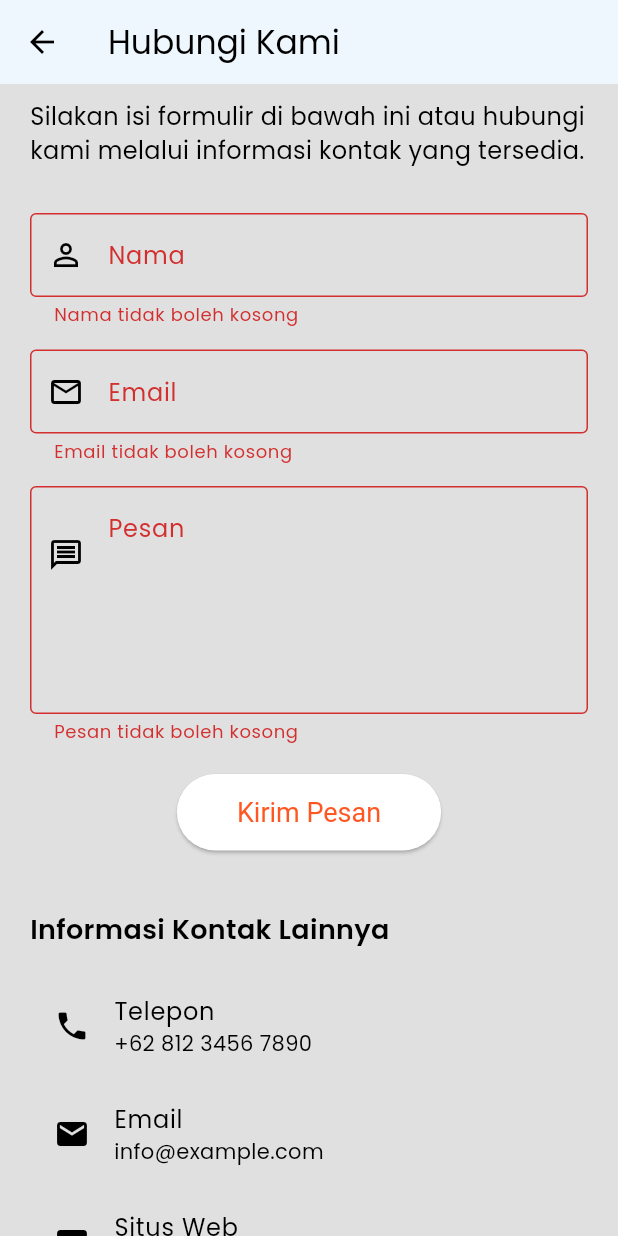
After one commit to shidqisoftglobal/comrpo, a Flutter app: the ContactPage screen opened directly, scrolled down 94 dp, after a tap on "Kirim Pesan", on a phone screen of 412 x 824 dp. The commit adds this screen. Run offline on Flutter 3.47's test engine with Material 3 defaults, Android fonts, the phone set to English and light mode, and no system bars; our stand-ins replace carousel_slider.

Commit message:
hapus build web dan tambah page kontak

```diff
--- a/lib/desktop/desktop_page.dart
+++ b/lib/desktop/desktop_page.dart
@@ -1,6 +1,7 @@
 import 'package:compro/const.dart';
 import 'package:compro/desktop/components/dialog_benefits.dart';
 import 'package:compro/desktop/pages/about_us_page.dart';
+import 'package:compro/desktop/pages/contact_page.dart';
 import 'package:compro/desktop/pages/product_page.dart';
 
 import 'package:flutter/cupertino.dart';
@@ -14,19 +15,6 @@ class DesktopPage extends StatefulWidget {
 }
 
 class _DesktopPageState extends State<DesktopPage> {
-  // // =========================================
-  // // ignore: unused_field
-  // int _selectedAppBar = 0;
-  // // ignore: avoid_init_to_null
-  // Widget? _currentAppBar = null;
-
-  // void _changeAppBarContent(Widget content, int index) {
-  //   setState(() {
-  //     _currentAppBar = content;
-  //     _selectedAppBar = index;
-  //   });
-  // }
-
   int selectedIndexdesktop = 0;
   Widget? currentDisplayDesktop = ProductPage();
 
@@ -98,7 +86,20 @@ class _DesktopPageState extends State<DesktopPage> {
                         changeDisplayDesktopBody(ProductPage(), 1);
                       },
                       child: Text(
-                        "Products",
+                        "Produk",
+                        style: TextStyle(
+                          fontSize: 16,
+                          fontWeight: FontWeight.bold,
+                          // color: Colors.white,
+                        ),
+                      ),
+                    ),
+                    TextButton(
+                      onPressed: () {
+                        changeDisplayDesktopBody(ContactPage(), 4);
+                      },
+                      child: Text(
+                        "Kontak",
                         style: TextStyle(
                           fontSize: 16,
                           fontWeight: FontWeight.bold,
--- /dev/null
+++ b/lib/desktop/pages/contact_page.dart
@@ -0,0 +1,192 @@
+import 'package:flutter/material.dart';
+import 'package:url_launcher/url_launcher.dart';
+
+class ContactPage extends StatefulWidget {
+  const ContactPage({super.key});
+
+  @override
+  // ignore: library_private_types_in_public_api
+  _ContactPageState createState() => _ContactPageState();
+}
+
+class _ContactPageState extends State<ContactPage> {
+  final _formKey = GlobalKey<FormState>();
+  final _nameController = TextEditingController();
+  final _emailController = TextEditingController();
+  final _messageController = TextEditingController();
+
+  Future<void> _sendEmail() async {
+    if (_formKey.currentState!.validate()) {
+      final Uri emailLaunchUri = Uri(
+        scheme: 'mailto',
+        path: 'your_email@example.com', // Ganti dengan alamat email Anda
+        queryParameters: {
+          'subject': 'Pesan dari ${_nameController.text}',
+          'body': _messageController.text,
+        },
+      );
+
+      if (await canLaunchUrl(emailLaunchUri)) {
+        await launchUrl(emailLaunchUri);
+      } else {
+        // ignore: use_build_context_synchronously
+        ScaffoldMessenger.of(context).showSnackBar(
+          const SnackBar(content: Text('Tidak dapat membuka aplikasi email.')),
+        );
+      }
+    }
+  }
+
+  Future<void> _launchPhone(String phoneNumber) async {
+    final Uri phoneUri = Uri(scheme: 'tel', path: phoneNumber);
+    if (await canLaunchUrl(phoneUri)) {
+      await launchUrl(phoneUri);
+    } else {
+      // ignore: use_build_context_synchronously
+      ScaffoldMessenger.of(context).showSnackBar(
+        const SnackBar(content: Text('Tidak dapat membuka aplikasi telepon.')),
+      );
+    }
+  }
+
+  Future<void> _launchWebsite(String websiteUrl) async {
+    final Uri websiteUri = Uri.parse(websiteUrl);
+    if (await canLaunchUrl(websiteUri)) {
+      await launchUrl(websiteUri);
+    } else {
+      // ignore: use_build_context_synchronously
+      ScaffoldMessenger.of(context).showSnackBar(
+        const SnackBar(content: Text('Tidak dapat membuka situs web.')),
+      );
+    }
+  }
+
+  @override
+  Widget build(BuildContext context) {
+    return Scaffold(
+      appBar: AppBar(title: const Text('Hubungi Kami')),
+      body: SingleChildScrollView(
+        padding: const EdgeInsets.all(20.0),
+        child: Column(
+          crossAxisAlignment: CrossAxisAlignment.start,
+          children: <Widget>[
+            Text(
+              'Kami senang mendengar dari Anda!',
+              style: Theme.of(
+                context,
+              ).textTheme.headlineSmall?.copyWith(fontWeight: FontWeight.bold),
+            ),
+            const SizedBox(height: 20.0),
+            const Text(
+              'Silakan isi formulir di bawah ini atau hubungi kami melalui informasi kontak yang tersedia.',
+              style: TextStyle(fontSize: 16.0),
+            ),
+            const SizedBox(height: 30.0),
+            Form(
+              key: _formKey,
+              child: Column(
+                children: <Widget>[
+                  TextFormField(
+                    controller: _nameController,
+                    decoration: const InputDecoration(
+                      labelText: 'Nama',
+                      border: OutlineInputBorder(),
+                      prefixIcon: Icon(Icons.person_outline),
+                    ),
+                    validator: (value) {
+                      if (value == null || value.isEmpty) {
+                        return 'Nama tidak boleh kosong';
+                      }
+                      return null;
+                    },
+                  ),
+                  const SizedBox(height: 15.0),
+                  TextFormField(
+                    controller: _emailController,
+                    decoration: const InputDecoration(
+                      labelText: 'Email',
+                      border: OutlineInputBorder(),
+                      prefixIcon: Icon(Icons.email_outlined),
+                    ),
+                    validator: (value) {
+                      if (value == null || value.isEmpty) {
+                        return 'Email tidak boleh kosong';
+                      }
+                      if (!value.contains('@') || !value.contains('.')) {
+                        return 'Email tidak valid';
+                      }
+                      return null;
+                    },
+                  ),
+                  const SizedBox(height: 15.0),
+                  TextFormField(
+                    controller: _messageController,
+                    maxLines: 5,
+                    decoration: const InputDecoration(
+                      labelText: 'Pesan',
+                      border: OutlineInputBorder(),
+                      prefixIcon: Padding(
+                        padding: EdgeInsets.only(bottom: 60.0),
+                        child: Icon(Icons.message_outlined),
+                      ),
+                      alignLabelWithHint: true,
+                    ),
+                    validator: (value) {
+                      if (value == null || value.isEmpty) {
+                        return 'Pesan tidak boleh kosong';
+                      }
+                      return null;
+                    },
+                  ),
+                  const SizedBox(height: 20.0),
+                  ElevatedButton(
+                    onPressed: _sendEmail,
+                    style: ElevatedButton.styleFrom(
+                      padding: const EdgeInsets.symmetric(
+                        horizontal: 40,
+                        vertical: 15,
+                      ),
+                      textStyle: const TextStyle(fontSize: 18),
+                    ),
+                    child: const Text('Kirim Pesan'),
+                  ),
+                ],
+              ),
+            ),
+            const SizedBox(height: 40.0),
+            const Text(
+              'Informasi Kontak Lainnya',
+              style: TextStyle(fontSize: 18.0, fontWeight: FontWeight.bold),
+            ),
+            const SizedBox(height: 15.0),
+            ListTile(
+              leading: const Icon(Icons.phone),
+              title: const Text('Telepon'),
+              subtitle: const Text(
+                '+62 812 3456 7890',
+              ), // Ganti dengan nomor telepon Anda
+              onTap: () => _launchPhone('+6281234567890'),
+            ),
+            ListTile(
+              leading: const Icon(Icons.email),
+              title: const Text('Email'),
+              subtitle: const Text(
+                'info@example.com',
+              ), // Ganti dengan alamat email Anda
+              // onTap: () => _launchEmail(),
+            ),
+            ListTile(
+              leading: const Icon(Icons.web),
+              title: const Text('Situs Web'),
+              subtitle: const Text(
+                'www.example.com',
+              ), // Ganti dengan URL situs web Anda
+              onTap: () => _launchWebsite('https://www.example.com'),
+            ),
+            // Anda bisa menambahkan informasi kontak lainnya seperti alamat, media sosial, dll.
+          ],
+        ),
+      ),
+    );
+  }
+}
--- a/lib/desktop/pages/product_page.dart
+++ b/lib/desktop/pages/product_page.dart
@@ -1,5 +1,4 @@
 import 'package:compro/const.dart';
-import 'package:compro/desktop/desktop_page.dart';
 import 'package:compro/desktop/pages/desktop_home_page.dart';
 import 'package:compro/desktop/pages/jumbo_bag_page.dart';
 import 'package:compro/desktop/pages/kain_majun_page.dart';
@@ -113,20 +112,20 @@ class _ProductPageState extends State<ProductPage> {
                         Column(
                           crossAxisAlignment: CrossAxisAlignment.start,
                           children: [
-                            InkWell(
-                              child: Image.asset(
-                                'assets/images/logolengkap.png',
-                                width: widthDesktop * 0.1,
-                              ),
-                              onTap: () {
-                                Navigator.push(
-                                  context,
-                                  MaterialPageRoute(
-                                    builder: (context) => DesktopPage(),
-                                  ),
-                                );
-                              },
-                            ),
+                            // InkWell(
+                            //   child: Image.asset(
+                            //     'assets/images/logolengkap.png',
+                            //     width: widthDesktop * 0.1,
+                            //   ),
+                            //   onTap: () {
+                            //     Navigator.push(
+                            //       context,
+                            //       MaterialPageRoute(
+                            //         builder: (context) => DesktopPage(),
+                            //       ),
+                            //     );
+                            //   },
+                            // ),
                             SizedBox(height: 10),
                             FittedBox(
                               child: Text(
```
